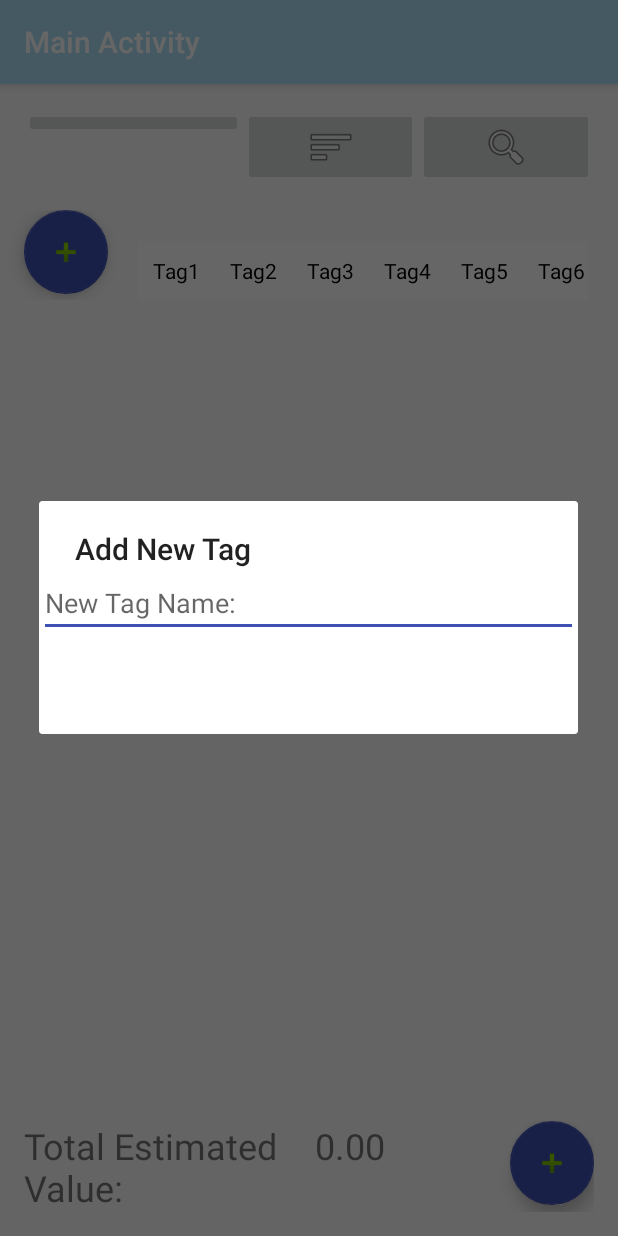
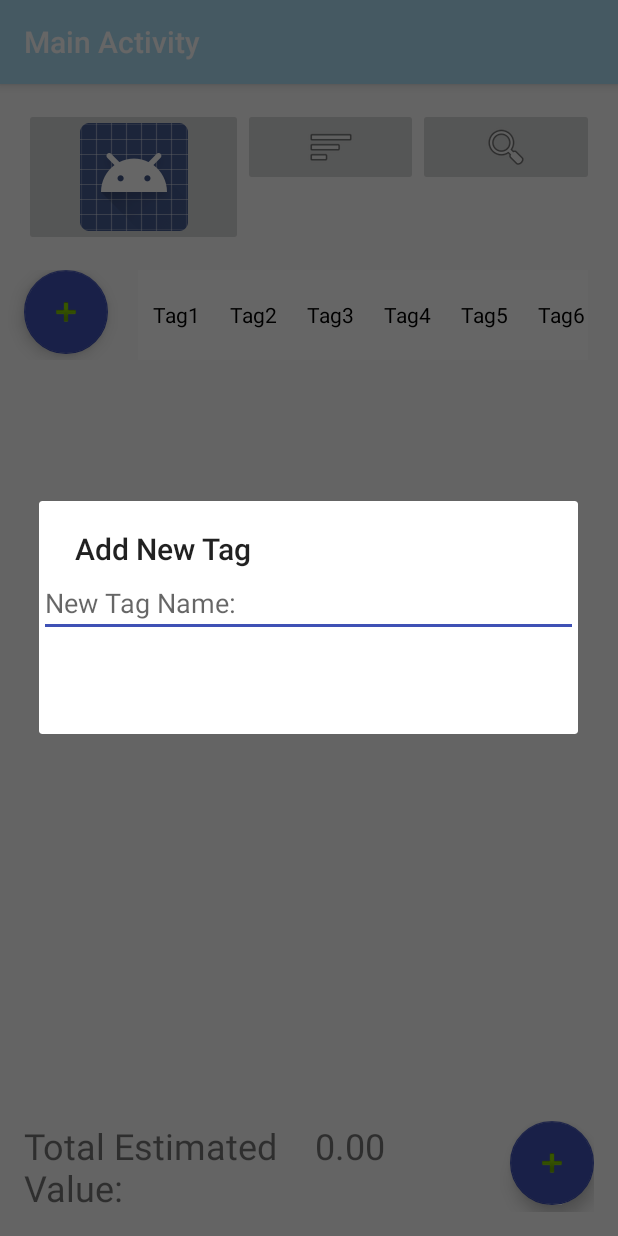
Before and after one commit to CMPUT301F23T26/AuroraSheet, an Android app: the MainActivity screen opened directly, with no data from a screen before it, after a tap on an icon or button, on a phone screen of 412 x 824 dp. Run offline under Robolectric (Android 15) with nearby library versions, the light colour scheme and no system bars; our stand-ins replace Firebase (no records; nobody signed in at launch, a user with empty details on screens opened directly).

Commit message:
fixes to the layout file and fixed bug where no items where being displayed. The add tag fragment needs to be fixed still

```diff
--- a/app/src/main/java/com/example/aurorasheetapp/MainActivity.java
+++ b/app/src/main/java/com/example/aurorasheetapp/MainActivity.java
@@ -83,7 +83,6 @@ public class MainActivity extends AppCompatActivity implements
         tagView = findViewById(R.id.tag_View);
         LinearLayoutManager layoutManager = new LinearLayoutManager(this, LinearLayoutManager.HORIZONTAL, false);
         tagView.setLayoutManager(layoutManager);
-        listItems = new ArrayList<>();
         tags = new ArrayList<>();
         selected_tags = new ArrayList<>();
         selected_tag = null;
--- a/app/src/main/res/layout/activity_main.xml
+++ b/app/src/main/res/layout/activity_main.xml
@@ -18,7 +18,7 @@
             android:layout_width="85dp"
             android:layout_height="wrap_content"
             android:layout_weight="1"
-            tools:srcCompat="@tools:sample/avatars" />
+            app:srcCompat="@android:drawable/sym_def_app_icon" />
 
         <ImageButton
             android:id="@+id/sortItem_btn"
@@ -36,11 +36,12 @@
 
     </LinearLayout>
 
-    <androidx.constraintlayout.widget.ConstraintLayout
+      <LinearLayout
         android:id="@+id/tagBar"
         android:layout_width="match_parent"
         android:layout_height="wrap_content"
-        android:layout_below="@id/userProfileBar">
+        android:layout_below="@id/userProfileBar"
+        android:orientation="horizontal">
 
           <com.google.android.material.floatingactionbutton.FloatingActionButton
               android:id="@+id/addTagButton"
@@ -61,9 +62,7 @@
               android:layout_marginStart="20dp"
               app:layout_constraintBottom_toBottomOf="parent"
               app:layout_constraintStart_toEndOf="@+id/addTagButton" />
-
-
-    </androidx.constraintlayout.widget.ConstraintLayout>
+      </LinearLayout>
 
     <androidx.recyclerview.widget.RecyclerView
         android:id="@+id/recyclerView"
```
Lines whose indentation alone changed are shown as unchanged.
